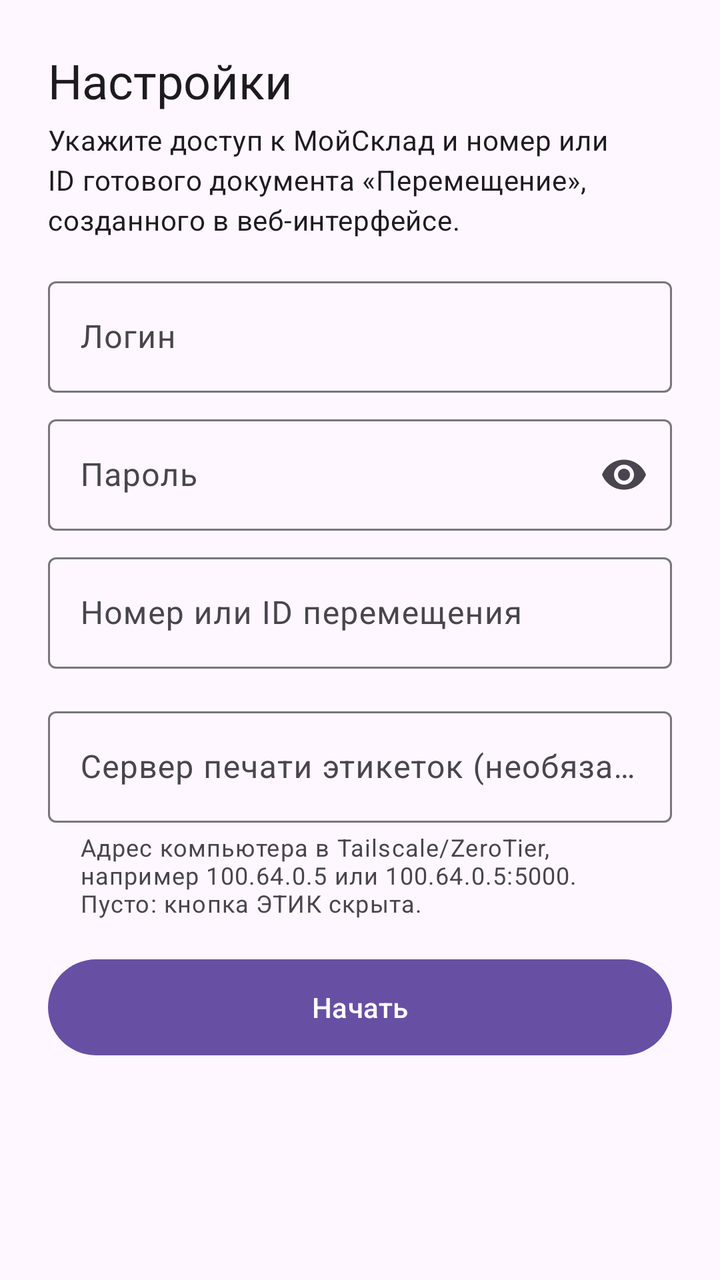
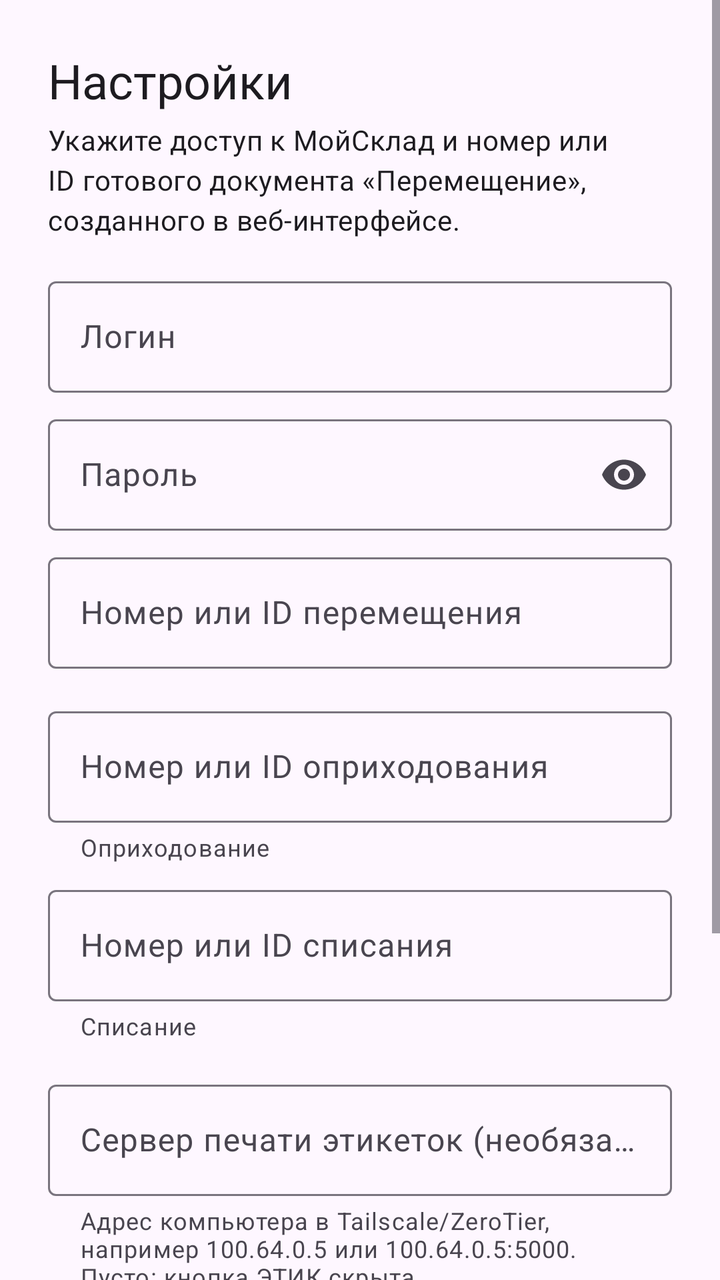

Before-and-after screenshots of an Android layout around one commit, followed by the original layout XML and the change that was made.
<!-- AndroidManifest.xml: application theme Theme.MSklad -->
<!-- res/layout/activity_settings.xml -->
<?xml version="1.0" encoding="utf-8"?>
<ScrollView xmlns:android="http://schemas.android.com/apk/res/android"
    xmlns:app="http://schemas.android.com/apk/res-auto"
    android:layout_width="match_parent"
    android:layout_height="match_parent"
    android:fillViewport="true">

    <LinearLayout
        android:layout_width="match_parent"
        android:layout_height="wrap_content"
        android:orientation="vertical"
        android:padding="24dp">

        <TextView
            android:layout_width="match_parent"
            android:layout_height="wrap_content"
            android:layout_marginBottom="4dp"
            android:text="@string/settings_title"
            android:textAppearance="?attr/textAppearanceHeadlineSmall" />

        <TextView
            android:layout_width="match_parent"
            android:layout_height="wrap_content"
            android:layout_marginBottom="16dp"
            android:text="@string/settings_hint"
            android:textAppearance="?attr/textAppearanceBodyMedium" />

        <com.google.android.material.textfield.TextInputLayout
            android:id="@+id/loginLayout"
            android:layout_width="match_parent"
            android:layout_height="wrap_content"
            android:layout_marginBottom="8dp"
            android:hint="@string/login">

            <com.google.android.material.textfield.TextInputEditText
                android:id="@+id/loginEdit"
                android:layout_width="match_parent"
                android:layout_height="wrap_content"
                android:inputType="textEmailAddress"
                android:singleLine="true" />
        </com.google.android.material.textfield.TextInputLayout>

        <com.google.android.material.textfield.TextInputLayout
            android:id="@+id/passwordLayout"
            android:layout_width="match_parent"
            android:layout_height="wrap_content"
            android:layout_marginBottom="8dp"
            android:hint="@string/password"
            app:endIconMode="password_toggle">

            <com.google.android.material.textfield.TextInputEditText
                android:id="@+id/passwordEdit"
                android:layout_width="match_parent"
                android:layout_height="wrap_content"
                android:inputType="textPassword"
                android:singleLine="true" />
        </com.google.android.material.textfield.TextInputLayout>

        <com.google.android.material.textfield.TextInputLayout
            android:id="@+id/moveLayout"
            android:layout_width="match_parent"
            android:layout_height="wrap_content"
            android:layout_marginBottom="16dp"
            android:hint="@string/move_number_or_id">

            <com.google.android.material.textfield.TextInputEditText
                android:id="@+id/moveEdit"
                android:layout_width="match_parent"
                android:layout_height="wrap_content"
                android:inputType="text"
                android:singleLine="true" />
        </com.google.android.material.textfield.TextInputLayout>

        <com.google.android.material.textfield.TextInputLayout
            android:id="@+id/printServerLayout"
            android:layout_width="match_parent"
            android:layout_height="wrap_content"
            android:layout_marginBottom="16dp"
            android:hint="@string/print_server_hint"
            app:helperText="@string/print_server_helper"
            app:helperTextEnabled="true">

            <com.google.android.material.textfield.TextInputEditText
                android:id="@+id/printServerEdit"
                android:layout_width="match_parent"
                android:layout_height="wrap_content"
                android:inputType="textUri"
                android:singleLine="true" />
        </com.google.android.material.textfield.TextInputLayout>

        <Button
            android:id="@+id/startButton"
            android:layout_width="match_parent"
            android:layout_height="56dp"
            android:text="@string/start" />

        <ProgressBar
            android:id="@+id/progress"
            style="?android:attr/progressBarStyle"
            android:layout_width="wrap_content"
            android:layout_height="wrap_content"
            android:layout_gravity="center_horizontal"
            android:layout_marginTop="16dp"
            android:visibility="gone" />

        <TextView
            android:id="@+id/errorText"
            android:layout_width="match_parent"
            android:layout_height="wrap_content"
            android:layout_marginTop="16dp"
            android:textColor="@color/error_red"
            android:textAppearance="?attr/textAppearanceBodyLarge"
            android:visibility="gone" />

        <TextView
            android:id="@+id/versionText"
            android:layout_width="match_parent"
            android:layout_height="wrap_content"
            android:layout_marginTop="24dp"
            android:gravity="center"
            android:textAppearance="?attr/textAppearanceBodySmall" />
    </LinearLayout>
</ScrollView>
<!-- resources referenced by this layout -->
<resources>
  <color name="error_red">#C62828</color>
  <string name="login">Логин</string>
  <string name="move_number_or_id">Номер или ID перемещения</string>
  <string name="password">Пароль</string>
  <string name="print_server_helper">Адрес компьютера в Tailscale/ZeroTier, например 100.64.0.5 или 100.64.0.5:5000. Пусто: кнопка ЭТИК скрыта.</string>
  <string name="print_server_hint">Сервер печати этикеток (необязательно)</string>
  <string name="settings_hint">Укажите доступ к МойСклад и номер или ID готового документа «Перемещение», созданного в веб-интерфейсе.</string>
  <string name="settings_title">Настройки</string>
  <string name="start">Начать</string>
  <style name="Theme.MSklad" parent="Theme.Material3.Light.NoActionBar" />
</resources>

<!-- the commit's change to res/layout/activity_settings.xml (unified diff, before → after) -->
@@ -72,6 +72,40 @@
         </com.google.android.material.textfield.TextInputLayout>
 
         <com.google.android.material.textfield.TextInputLayout
+            android:id="@+id/supplyLayout"
+            android:layout_width="match_parent"
+            android:layout_height="wrap_content"
+            android:layout_marginBottom="8dp"
+            android:hint="@string/supply_number_or_id"
+            app:helperText="@string/doc_supply_title"
+            app:helperTextEnabled="true">
+
+            <com.google.android.material.textfield.TextInputEditText
+                android:id="@+id/supplyEdit"
+                android:layout_width="match_parent"
+                android:layout_height="wrap_content"
+                android:inputType="text"
+                android:singleLine="true" />
+        </com.google.android.material.textfield.TextInputLayout>
+
+        <com.google.android.material.textfield.TextInputLayout
+            android:id="@+id/lossLayout"
+            android:layout_width="match_parent"
+            android:layout_height="wrap_content"
+            android:layout_marginBottom="16dp"
+            android:hint="@string/loss_number_or_id"
+            app:helperText="@string/doc_loss_title"
+            app:helperTextEnabled="true">
+
+            <com.google.android.material.textfield.TextInputEditText
+                android:id="@+id/lossEdit"
+                android:layout_width="match_parent"
+                android:layout_height="wrap_content"
+                android:inputType="text"
+                android:singleLine="true" />
+        </com.google.android.material.textfield.TextInputLayout>
+
+        <com.google.android.material.textfield.TextInputLayout
             android:id="@+id/printServerLayout"
             android:layout_width="match_parent"
             android:layout_height="wrap_content"
@@ -93,6 +127,32 @@
             android:layout_width="match_parent"
             android:layout_height="56dp"
             android:text="@string/start" />
+
+        <com.google.android.material.button.MaterialButton
+            android:id="@+id/offlineSyncButton"
+            style="?attr/materialButtonOutlinedStyle"
+            android:layout_width="match_parent"
+            android:layout_height="56dp"
+            android:layout_marginTop="12dp"
+            android:text="@string/offline_sync_button" />
+
+        <TextView
+            android:id="@+id/offlineText"
+            android:layout_width="match_parent"
+            android:layout_height="wrap_content"
+            android:layout_marginTop="8dp"
+            android:text="@string/offline_empty"
+            android:textAppearance="?attr/textAppearanceBodyMedium"
+            android:textColor="@color/text_secondary" />
+
+        <ProgressBar
+            android:id="@+id/offlineProgress"
+            style="?android:attr/progressBarStyle"
+            android:layout_width="wrap_content"
+            android:layout_height="wrap_content"
+            android:layout_gravity="center_horizontal"
+            android:layout_marginTop="8dp"
+            android:visibility="gone" />
 
         <ProgressBar
             android:id="@+id/progress"
<!-- resource entries referenced after the edit -->
@@ -1,14 +1,21 @@
 <!-- resources referenced by this layout -->
 <resources>
   <color name="error_red">#C62828</color>
+  <color name="text_secondary">#FF424242</color>
+  <string name="doc_loss_title">Списание</string>
+  <string name="doc_supply_title">Оприходование</string>
   <string name="login">Логин</string>
+  <string name="loss_number_or_id">Номер или ID списания</string>
   <string name="move_number_or_id">Номер или ID перемещения</string>
+  <string name="offline_empty">Локальная копия ещё не загружена</string>
+  <string name="offline_sync_button">Офлайн Синхронизация</string>
   <string name="password">Пароль</string>
   <string name="print_server_helper">Адрес компьютера в Tailscale/ZeroTier, например 100.64.0.5 или 100.64.0.5:5000. Пусто: кнопка ЭТИК скрыта.</string>
   <string name="print_server_hint">Сервер печати этикеток (необязательно)</string>
   <string name="settings_hint">Укажите доступ к МойСклад и номер или ID готового документа «Перемещение», созданного в веб-интерфейсе.</string>
   <string name="settings_title">Настройки</string>
   <string name="start">Начать</string>
+  <string name="supply_number_or_id">Номер или ID оприходования</string>
   <style name="Theme.MSklad" parent="Theme.Material3.Light.NoActionBar" />
 </resources>
 
